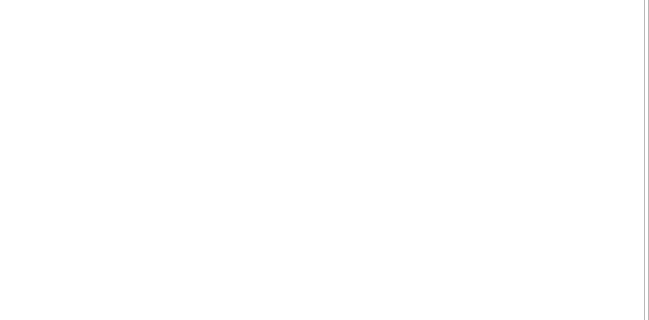
This is soundbenchmain.ui in TheDaemoness/Soundbench as Qt 5 draws it before an edit; both pictures show x 416 to 1065 and y 172 to 492 of the 1065 by 573 pixel window. The edited form follows.
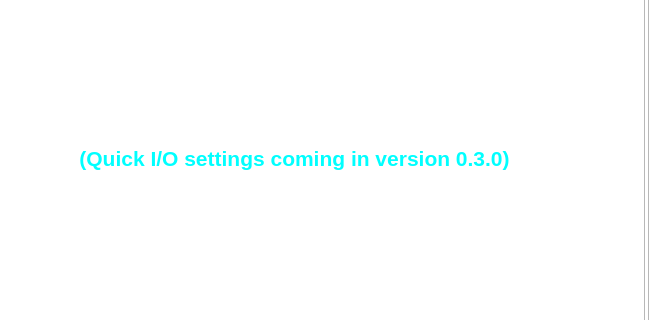
This is the edited form. The open tabs and pages were chosen to show the change. Icons and pictures are not drawn.

Commit message:
Made some functional changes to the Player class that will better allow multithreading in the future; removed a superfluous UI element.
There is a grevious bug in how the MIDI file parser computes delta
times. A piece that should be no more than 4 minutes long had a computed
delay of 7.25 minutes on one event.

Patch:
```diff
--- a/soundbenchmain.ui
+++ b/soundbenchmain.ui
@@ -476,27 +476,6 @@
 }</string>
       </property>
      </widget>
-     <widget class="QListWidget" name="eventsViewer">
-      <property name="geometry">
-       <rect>
-        <x>390</x>
-        <y>100</y>
-        <width>631</width>
-        <height>341</height>
-       </rect>
-      </property>
-      <property name="toolTip">
-       <string/>
-      </property>
-      <property name="styleSheet">
-       <string notr="true">QListWidget {
-	background-color: rgba(0, 0, 0, 0);
-}</string>
-      </property>
-      <property name="verticalScrollBarPolicy">
-       <enum>Qt::ScrollBarAlwaysOff</enum>
-      </property>
-     </widget>
      <widget class="QPushButton" name="exportButton">
       <property name="geometry">
        <rect>
@@ -672,6 +651,30 @@
        <set>Qt::AlignCenter</set>
       </property>
      </widget>
+     <widget class="QLabel" name="envelopesComingSoon_2">
+      <property name="geometry">
+       <rect>
+        <x>400</x>
+        <y>90</y>
+        <width>611</width>
+        <height>341</height>
+       </rect>
+      </property>
+      <property name="font">
+       <font>
+        <family>Ubuntu</family>
+        <pointsize>16</pointsize>
+        <weight>75</weight>
+        <bold>true</bold>
+       </font>
+      </property>
+      <property name="text">
+       <string>(Quick I/O settings coming in version 0.3.0)</string>
+      </property>
+      <property name="alignment">
+       <set>Qt::AlignCenter</set>
+      </property>
+     </widget>
     </widget>
     <widget class="QWidget" name="tabMacro">
      <attribute name="title">
```
Left out of the diff: 2 changed lines with no effect on the pictures. The commit also changes 9 other files.
